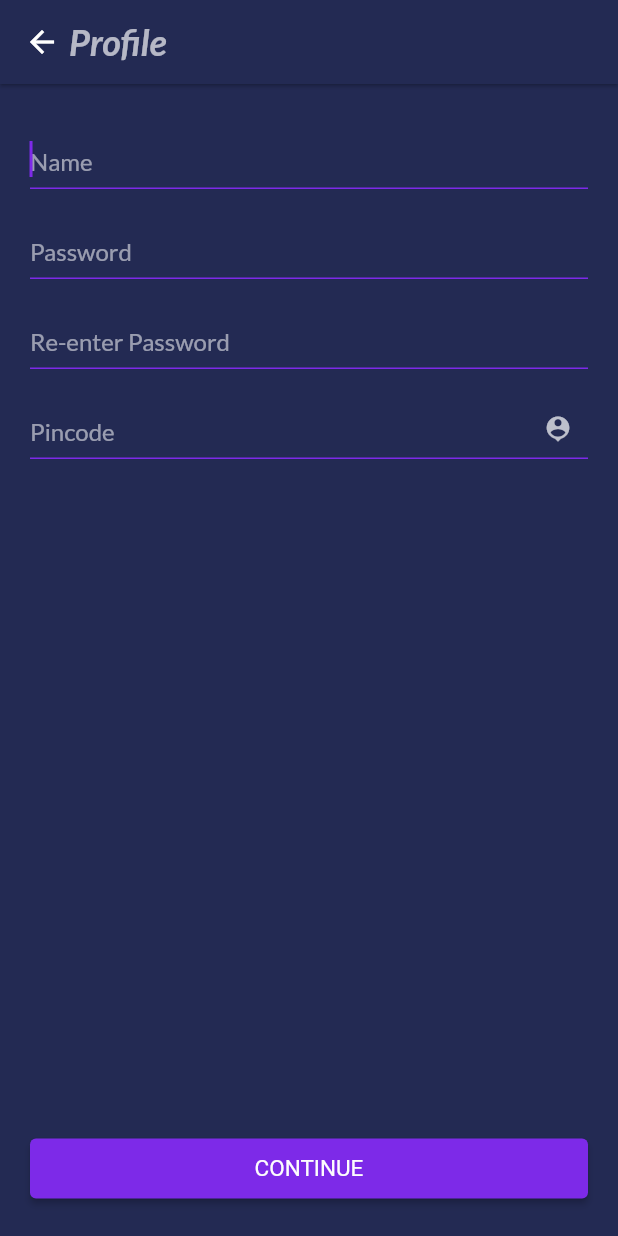
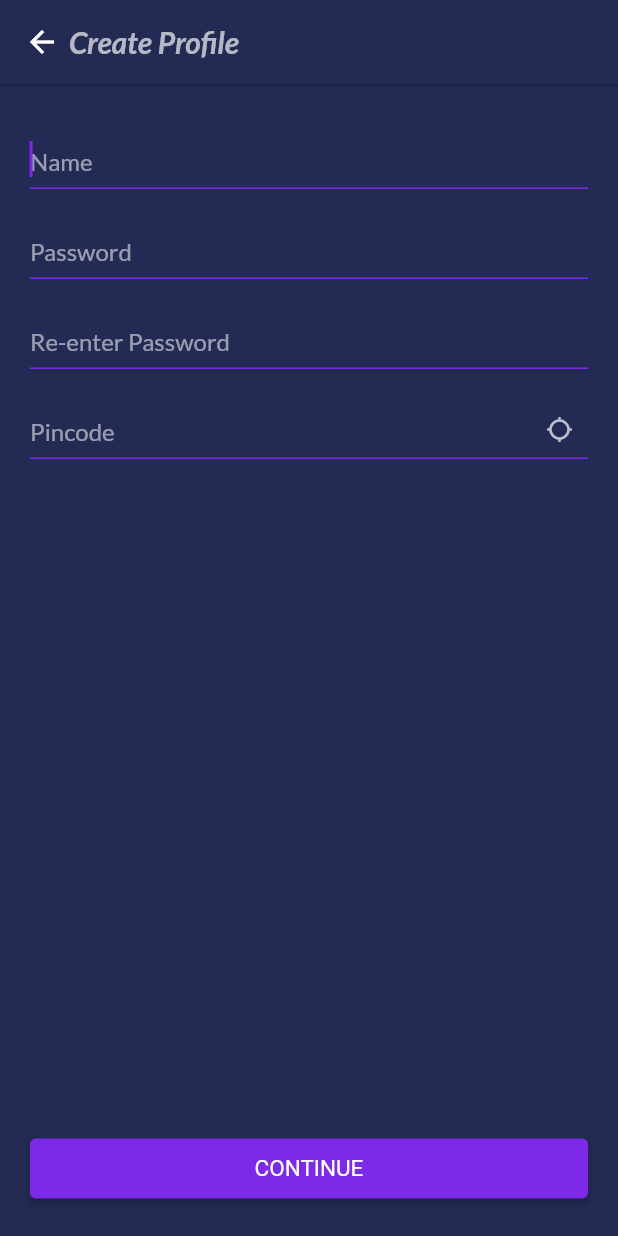
Before and after one commit to akhiljacobjohn/flexapp, a Flutter app: the Profile screen opened by its route, on a phone screen of 412 x 824 dp. Run offline on Flutter 3.47's test engine with Material 2 defaults, Android fonts, the light colour scheme and no system bars; our stand-ins replace connectivity_plus, data_connection_checker, firebase_auth, firebase_core, fluttertoast; accounts and stored records are empty; Roboto replaces fonts that are missing (Helvetica).

Commit message:
Design Changes

```diff
--- a/lib/create_profile.dart
+++ b/lib/create_profile.dart
@@ -34,7 +34,7 @@ class _ProfileState extends State<Profile> {
             // backgroundColor: const Color(0xff3c4852),
               elevation: 1,
             //  automaticallyImplyLeading: false,
-            title: Text('Profile', style: TextStyle(color: const Color(0xaaffffff), fontSize: 24,  fontFamily: 'Lato', fontWeight: FontWeight.w600),),
+            title: Text('Create Profile', style: TextStyle(color: const Color(0xaaffffff), fontSize: 20,  fontFamily: 'Lato', fontWeight: FontWeight.w600),),
             // centerTitle: true,
           ),
       body: Column(
@@ -223,7 +223,7 @@ cursorHeight: 24,
 
                   suffixIcon: Padding(padding: const EdgeInsetsDirectional.only(end: 10.0),
                       //child: Image.asset('assets/images/locate.png')),
-                      child: Icon(Icons.location_history, color: Colors.white70, size: 20,)),
+                      child: Icon(Icons.location_searching, color: Colors.white70, size: 18,)),
                   suffixIconConstraints: BoxConstraints(
 
                       maxHeight: 30,
```
Also changed, not shown: lib/home.dart (+4 -4 lines).
